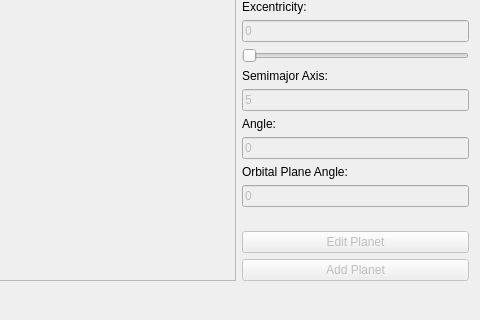
Qt form forms/solarsystem/solarsystemdetails.ui (fdeitelhoff/SolarSystemSimulation) before a commit; both pictures show x 545 to 1025 and y 225 to 545 of the 1025 by 545 pixel window.
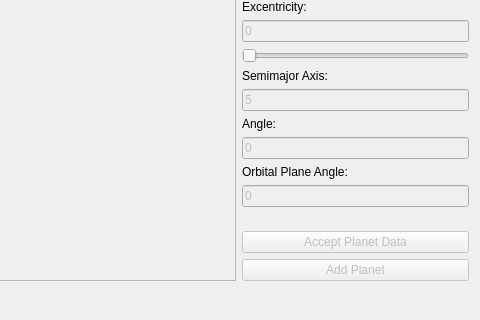
The same form after that commit.

Commit message:
- New feature:   - Check if the updated or inserted solar system planet is unique.
- Some Refactoring

```diff
--- a/forms/solarsystem/solarsystemdetails.ui
+++ b/forms/solarsystem/solarsystemdetails.ui
@@ -307,7 +307,7 @@
               <bool>false</bool>
              </property>
              <property name="text">
-              <string>Edit Planet</string>
+              <string>Accept Planet Data</string>
              </property>
             </widget>
            </item>
```
The commit also changes 12 other files.
